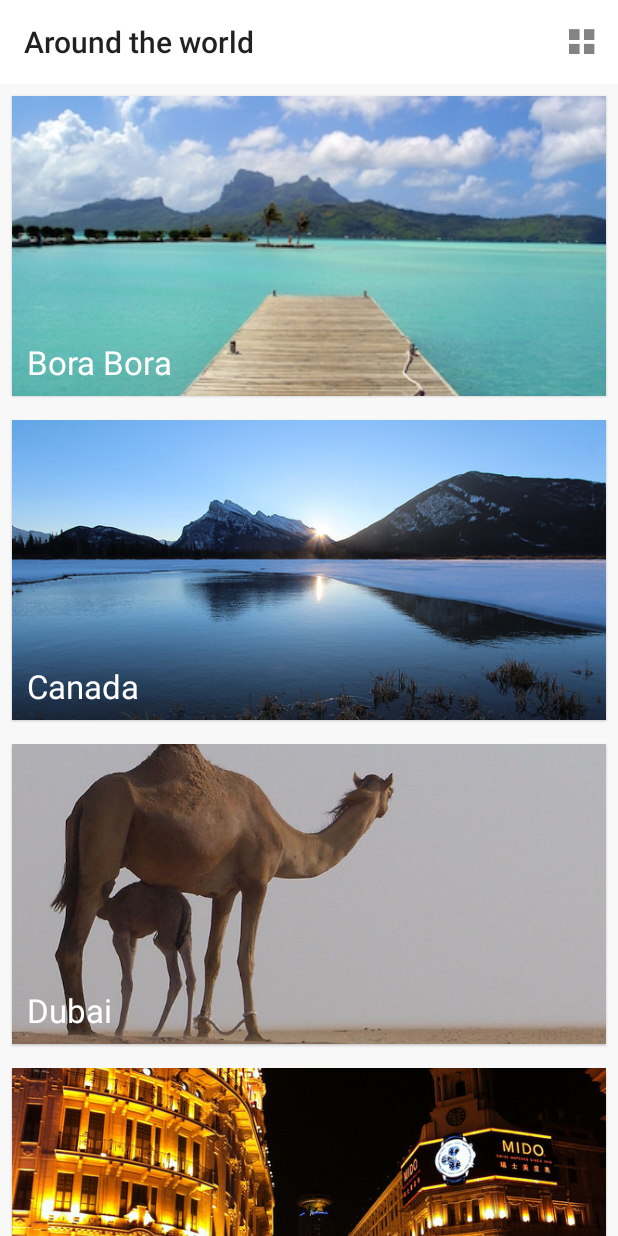
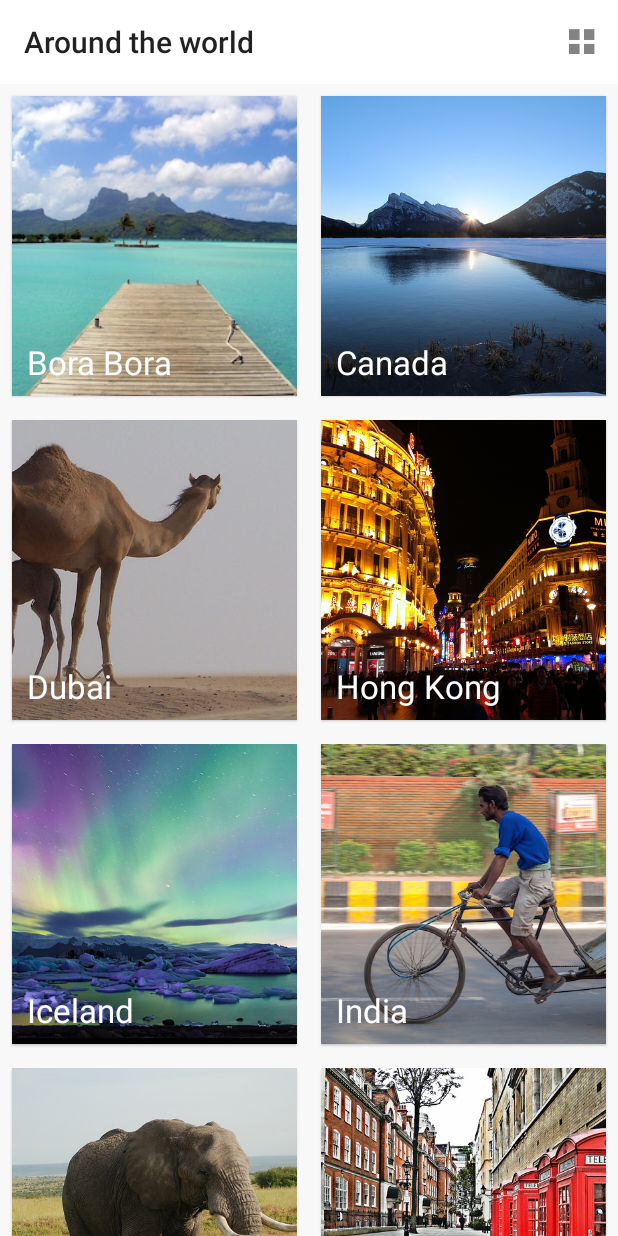
Before and after one commit to mdNazmulHasan/RecyclerViewDemo, an Android app: the screen it shows after launch (MainActivity), after a tap on an icon or button, on a phone screen of 412 x 824 dp. Run offline under Robolectric (Android 15) with nearby library versions, the phone set to English and light mode, and no system bars; our stand-ins replace Picasso; libraries missing offline, so code that uses them is left out: android.support.v7; 1 statement that could not run was skipped; 1 other tap on this screen came first.

Commit message:
now view can be change using single button, thats recyclerview !!!!

```diff
--- a/app/src/main/AndroidManifest.xml
+++ b/app/src/main/AndroidManifest.xml
@@ -18,10 +18,5 @@
             </intent-filter>
         </activity>
 
-        <activity
-            android:name=".DetailActivity"
-            android:screenOrientation="portrait">
-        </activity>
-
     </application>
 </manifest>
--- a/app/src/main/java/bhouse/travellist/MainActivity.java
+++ b/app/src/main/java/bhouse/travellist/MainActivity.java
@@ -1,5 +1,8 @@
 package bhouse.travellist;
 
+import android.app.Fragment;
+import android.app.FragmentManager;
+import android.app.FragmentTransaction;
 import android.os.Bundle;
 import android.support.v7.app.AppCompatActivity;
 import android.support.v7.widget.RecyclerView;
@@ -8,6 +11,7 @@ import android.support.v7.widget.Toolbar;
 import android.view.Menu;
 import android.view.MenuInflater;
 import android.view.MenuItem;
+import android.widget.Toast;
 
 
 public class MainActivity extends AppCompatActivity {
@@ -18,66 +22,36 @@ public class MainActivity extends AppCompatActivity {
     private StaggeredGridLayoutManager mStaggeredLayoutManager;
     private TravelListAdapter mAdapter;
     private boolean isListView;
+    private TravelAdapter travelAdapter;
     private Menu menu;
+    Fragment fragment;
+    FragmentManager manager;
+    FragmentTransaction transaction;
+    int i = 1;
+
 
     @Override
     protected void onCreate(Bundle savedInstanceState) {
         super.onCreate(savedInstanceState);
         setContentView(R.layout.activity_main);
-
         toolbar = (Toolbar) findViewById(R.id.toolbar);
         setUpActionBar();
-
-        mStaggeredLayoutManager = new StaggeredGridLayoutManager(1, StaggeredGridLayoutManager.VERTICAL);
-
-        mRecyclerView = (RecyclerView) findViewById(R.id.list);
-        mRecyclerView.setLayoutManager(mStaggeredLayoutManager);
-
-        mRecyclerView.setHasFixedSize(true); //Data size is fixed - improves performance
-        mAdapter = new TravelListAdapter(this);
-        mRecyclerView.setAdapter(mAdapter);
-
-        //mAdapter.setOnItemClickListener(onItemClickListener);
-
-        isListView = true;
+        manager = getFragmentManager();
+        transaction = manager.beginTransaction();
+        fragment = new StartFragment();
+        transaction.add(R.id.myFragment, fragment);
+        transaction.commit();
     }
 
-    /*TravelListAdapter.OnItemClickListener onItemClickListener = new TravelListAdapter.OnItemClickListener() {
-        @Override
-        public void onItemClick(View v, int position) {
-            Intent transitionIntent = new Intent(MainActivity.this, DetailActivity.class);
-            transitionIntent.putExtra(DetailActivity.EXTRA_PARAM_ID, position);
-            ImageView placeImage = (ImageView) v.findViewById(R.id.placeImage);
-            LinearLayout placeNameHolder = (LinearLayout) v.findViewById(R.id.placeNameHolder);
-
-            View navigationBar = findViewById(android.R.id.navigationBarBackground);
-            View statusBar = findViewById(android.R.id.statusBarBackground);
-
-            Pair<View, String> imagePair = Pair.create((View) placeImage, "tImage");
-            Pair<View, String> holderPair = Pair.create((View) placeNameHolder, "tNameHolder");
-            Pair<View, String> navPair = Pair.create(navigationBar, Window.NAVIGATION_BAR_BACKGROUND_TRANSITION_NAME);
-            Pair<View, String> statusPair = Pair.create(statusBar, Window.STATUS_BAR_BACKGROUND_TRANSITION_NAME);
-            Pair<View, String> toolbarPair = Pair.create((View) toolbar, "tActionBar");
-
-            ActivityOptionsCompat options = ActivityOptionsCompat.makeSceneTransitionAnimation(MainActivity.this, imagePair, holderPair, navPair, statusPair, toolbarPair);
-            ActivityCompat.startActivity(MainActivity.this, transitionIntent, options.toBundle());
-        }
-    };*/
 
     private void setUpActionBar() {
         if (toolbar != null) {
             setSupportActionBar(toolbar);
-            /*getActionBar().setDisplayHomeAsUpEnabled(false);
-            getActionBar().setDisplayShowTitleEnabled(true);
-            if (Build.VERSION.SDK_INT >= Build.VERSION_CODES.LOLLIPOP) {
-                getActionBar().setElevation(7);
-            }*/
         }
     }
 
     @Override
     public boolean onCreateOptionsMenu(Menu menu) {
-        // Inflate the menu; this adds items to the action bar if it is present.
         MenuInflater inflater = getMenuInflater();
         inflater.inflate(R.menu.menu_main, menu);
         this.menu = menu;
@@ -95,17 +69,26 @@ public class MainActivity extends AppCompatActivity {
     }
 
     private void toggle() {
-        MenuItem item = menu.findItem(R.id.action_toggle);
-        if (isListView) {
-            mStaggeredLayoutManager.setSpanCount(2);
-            item.setIcon(R.drawable.ic_action_list);
-            item.setTitle("Show as list");
-            isListView = false;
-        } else {
-            mStaggeredLayoutManager.setSpanCount(1);
-            item.setIcon(R.drawable.ic_action_grid);
-            item.setTitle("Show as grid");
-            isListView = true;
+
+
+        if (i == 1) {
+            Bundle bundle = new Bundle();
+            bundle.putInt("grid", 2);
+            fragment = new StartFragment();
+            fragment.setArguments(bundle);
+            i = 2;
+
+        } else if (i == 2) {
+            Toast.makeText(MainActivity.this, "2", Toast.LENGTH_SHORT).show();
+            fragment = new ListViewFragment();
+            i = 3;
+        } else if (i == 3) {
+            Toast.makeText(MainActivity.this, "3", Toast.LENGTH_SHORT).show();
+            fragment = new StartFragment();
+            i = 1;
         }
+        transaction = manager.beginTransaction();
+        transaction.replace(R.id.myFragment, fragment);
+        transaction.commit();
     }
 }
--- /dev/null
+++ b/app/src/main/java/bhouse/travellist/StartFragment.java
@@ -0,0 +1,41 @@
+package bhouse.travellist;
+
+import android.app.Fragment;
+import android.os.Bundle;
+import android.support.v7.widget.RecyclerView;
+import android.support.v7.widget.StaggeredGridLayoutManager;
+import android.view.LayoutInflater;
+import android.view.View;
+import android.view.ViewGroup;
+import android.widget.Toast;
+
+/**
+ * Created by Nazmul on 3/24/2016.
+ */
+public class StartFragment extends Fragment {
+    private RecyclerView mRecyclerView;
+    private StaggeredGridLayoutManager mStaggeredLayoutManager;
+    private TravelListAdapter mAdapter;
+
+    @Override
+    public View onCreateView(LayoutInflater inflater, ViewGroup container, Bundle savedInstance) {
+        mStaggeredLayoutManager = new StaggeredGridLayoutManager(1, StaggeredGridLayoutManager.VERTICAL);
+        View inflatedView = inflater.inflate(R.layout.start_fragment, container, false);
+        mRecyclerView = (RecyclerView) inflatedView.findViewById(R.id.list);
+        mRecyclerView.setLayoutManager(mStaggeredLayoutManager);
+        mRecyclerView.setHasFixedSize(true); //Data size is fixed - improves performance
+        mAdapter = new TravelListAdapter(getActivity());
+        mRecyclerView.setAdapter(mAdapter);
+        try {
+            int span = getArguments().getInt("grid", 0);
+            mStaggeredLayoutManager.setSpanCount(span);
+           /* FragmentTransaction ft = getFragmentManager().beginTransaction();
+            ft.detach(this).attach(this).commit();*/
+            Toast.makeText(getActivity(), String.valueOf(span), Toast.LENGTH_SHORT).show();
+        } catch (Exception e) {
+
+        }
+        return inflatedView;
+    }
+
+}
--- a/app/src/main/res/layout/activity_main.xml
+++ b/app/src/main/res/layout/activity_main.xml
@@ -10,12 +10,11 @@
       layout="@layout/toolbar"
       />
 
-  <android.support.v7.widget.RecyclerView
-    android:id="@+id/list"
-    android:layout_width="match_parent"
-    android:layout_height="match_parent"
-    android:background="#f8f8f8"
-    android:divider="@null"
-    android:listSelector="@android:color/transparent"/>
+  <LinearLayout
+      android:layout_width="match_parent"
+      android:orientation="vertical"
+      android:layout_height="match_parent"
+      android:id="@+id/myFragment"
+      ></LinearLayout>
 
 </LinearLayout>
--- /dev/null
+++ b/app/src/main/res/layout/start_fragment.xml
@@ -0,0 +1,14 @@
+<?xml version="1.0" encoding="utf-8"?>
+<LinearLayout xmlns:android="http://schemas.android.com/apk/res/android"
+    android:orientation="vertical" android:layout_width="match_parent"
+    android:layout_height="match_parent"
+    android:background="#f0f0f0">
+    <android.support.v7.widget.RecyclerView
+        android:id="@+id/list"
+        android:layout_width="match_parent"
+        android:layout_height="match_parent"
+        android:background="#f8f8f8"
+        android:divider="@null"
+        android:listSelector="@android:color/transparent"/>
+
+</LinearLayout>
```
Also changed, not shown: app/build.gradle (+5 -4 lines), app/src/main/java/bhouse/travellist/DetailActivity.java (deleted, +0 -222 lines), app/src/main/java/bhouse/travellist/ListViewFragment.java (added, +33 -0 lines), app/src/main/java/bhouse/travellist/TransitionAdapter.java (deleted, +0 -46 lines), app/src/main/java/bhouse/travellist/TravelAdapter.java (added, +88 -0 lines), app/src/main/res/layout/another_row.xml (added, +47 -0 lines), app/src/main/res/layout/fragment_1.xml (added, +14 -0 lines), app/src/main/res/layout/fragment_list.xml (added, +14 -0 lines), app/src/main/res/values/strings.xml (+7 -4 lines), 1 other file.
